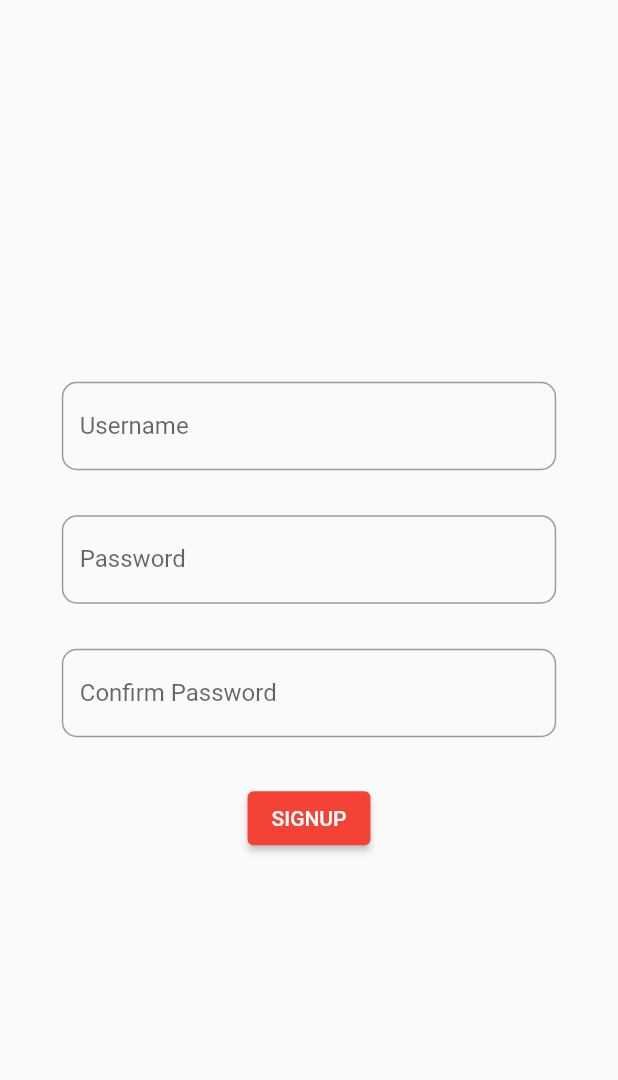
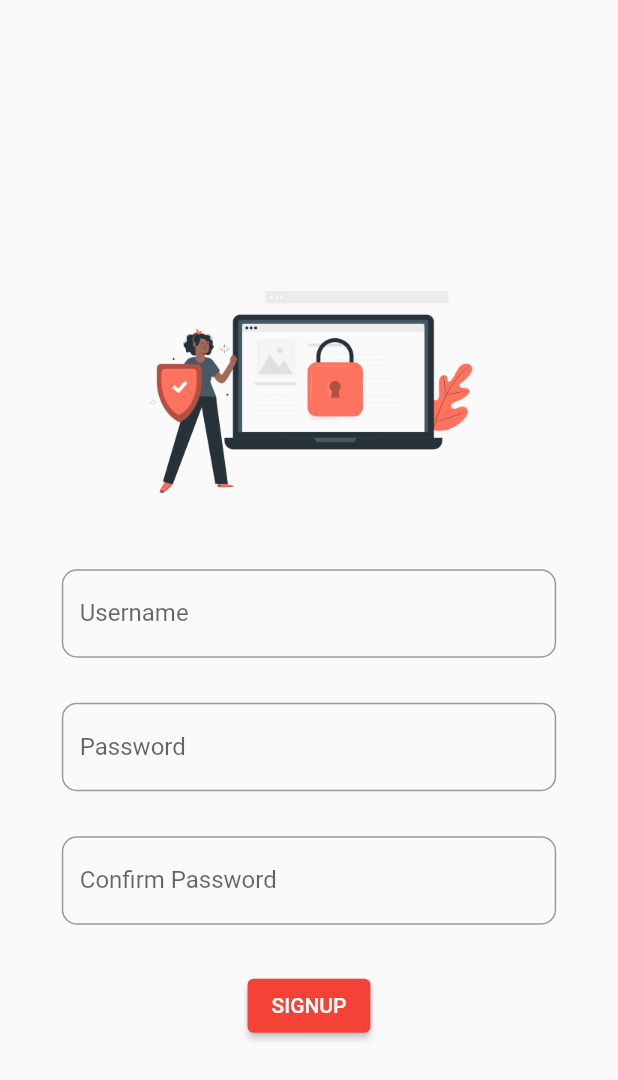
Before and after one commit to VinayaAugusthy/vokeo, a Flutter app: the screen it shows after launch, after a tap on "Signup", on a phone screen of 412 x 824 dp. Shown: the top 1080 px of the screen. Run offline on Flutter 3.47's test engine with Material 2 defaults, Android fonts, the phone set to English and light mode, and no system bars.

Commit message:
signup page image added

```diff
--- a/lib/presentation/screens/login.dart
+++ b/lib/presentation/screens/login.dart
@@ -34,7 +34,6 @@ class _LoginScreenState extends State<LoginScreen> {
                     height: 250,
                     child: Image.asset(
                       'assets/images/login.png',
-                      scale: 1,
                     ),
                   ),
                   callTextField(
--- a/lib/presentation/screens/signup.dart
+++ b/lib/presentation/screens/signup.dart
@@ -26,6 +26,12 @@ class _SignUpState extends State<SignUp> {
             child: Column(
               // mainAxisAlignment: MainAxisAlignment.center,
               children: [
+                SizedBox(
+                  height: 250,
+                  child: Image.asset(
+                    'assets/images/signup.png',
+                  ),
+                ),
                 callTextField(
                     labelName: 'Username', controllerName: userNameController),
                 kheight30,
```
Also changed, not shown: assets/images/signup.png (added).
